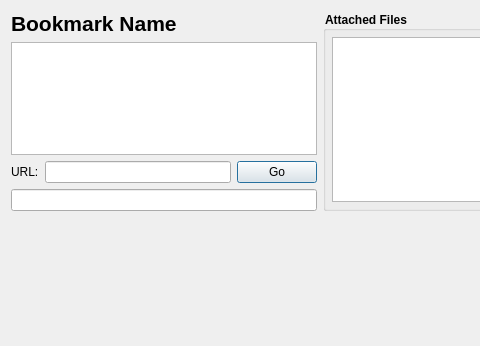
Above: BookmarkViewDialog.ui from hossein/BookmarkManager before the change; both pictures show x 0 to 480 and y 0 to 346 of the 640 by 480 pixel window. Below: the same form after it.
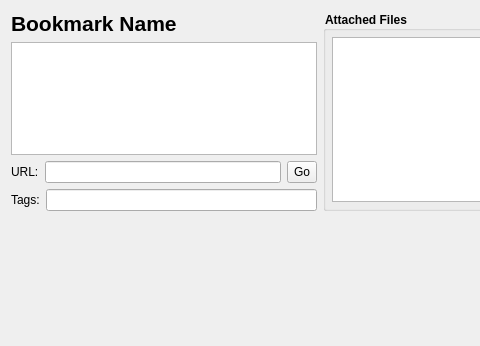
That is the form after the change. Icons and pictures are not drawn. Custom widgets are drawn as their Qt base class.

Commit message: BMViewDlg improvements, Go button

What changed in the file:
```diff
--- a/BookmarkViewDialog.ui
+++ b/BookmarkViewDialog.ui
@@ -112,13 +112,38 @@
             <widget class="QLineEdit" name="leURL"/>
            </item>
            <item>
-            <widget class="QPushButton" name="pushButton">
+            <widget class="QToolButton" name="btnOpenUrl">
+             <property name="sizePolicy">
+              <sizepolicy hsizetype="Fixed" vsizetype="Expanding">
+               <horstretch>0</horstretch>
+               <verstretch>0</verstretch>
+              </sizepolicy>
+             </property>
+             <property name="toolTip">
+              <string>Open URL In Default Browser</string>
+             </property>
              <property name="text">
               <string>Go</string>
              </property>
+             <property name="icon">
+              <iconset resource="BookmarkManager.qrc">
+               <normaloff>:/res/go.png</normaloff>:/res/go.png</iconset>
+             </property>
+             <property name="toolButtonStyle">
+              <enum>Qt::ToolButtonTextBesideIcon</enum>
+             </property>
             </widget>
            </item>
           </layout>
+         </item>
+         <item>
+          <layout class="QHBoxLayout" name="horizontalLayout_4">
+           <item>
+            <widget class="QLabel" name="lblTags">
+             <property name="text">
+              <string>Tags:</string>
+             </property>
+            </widget>
          </item>
          <item>
           <widget class="TagLineEdit" name="leTags">
@@ -128,6 +153,8 @@
           </widget>
          </item>
         </layout>
+         </item>
+        </layout>
        </widget>
       </item>
       <item>
```
Left out of the diff: 4 changed lines with no effect on the pictures. Lines whose indentation alone changed are shown as unchanged. The commit also changes 5 other files.
